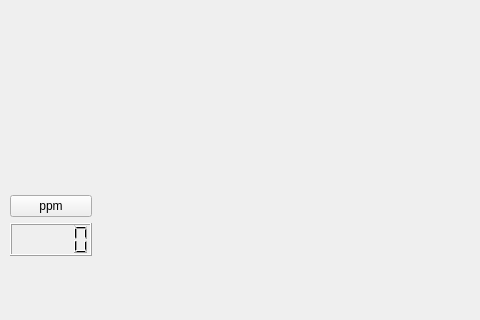
Above: keeMASH.ui from buhtanback/KeeMASH before the change; both pictures show x 0 to 480 and y 285 to 605 of the 848 by 605 pixel window. Below: the same form after it.
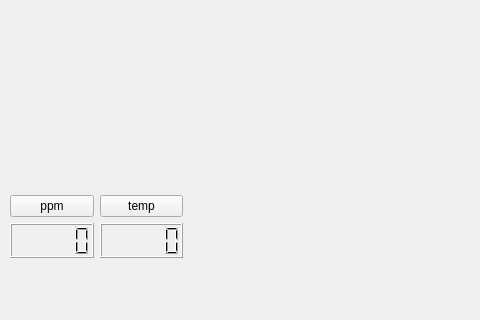
That is the form after the change.

Commit message: add functioning control button give temp. feedback display

What changed in the file:
```diff
--- a/keeMASH.ui
+++ b/keeMASH.ui
@@ -253,10 +253,12 @@
      <rect>
       <x>10</x>
       <y>480</y>
-      <width>82</width>
-      <height>61</height>
+      <width>173</width>
+      <height>63</height>
      </rect>
     </property>
+    <layout class="QHBoxLayout" name="horizontalLayout">
+     <item>
     <layout class="QVBoxLayout" name="verticalLayout_3">
      <item>
       <widget class="QPushButton" name="ppmB">
@@ -267,6 +269,22 @@
      </item>
      <item>
       <widget class="QLCDNumber" name="lcdPpm"/>
+       </item>
+      </layout>
+     </item>
+     <item>
+      <layout class="QVBoxLayout" name="verticalLayout_4">
+       <item>
+        <widget class="QPushButton" name="tempB">
+         <property name="text">
+          <string>temp</string>
+         </property>
+        </widget>
+       </item>
+       <item>
+        <widget class="QLCDNumber" name="lcdTemp"/>
+       </item>
+      </layout>
      </item>
     </layout>
    </widget>
```
Lines whose indentation alone changed are shown as unchanged. The commit also changes 1 other file.
